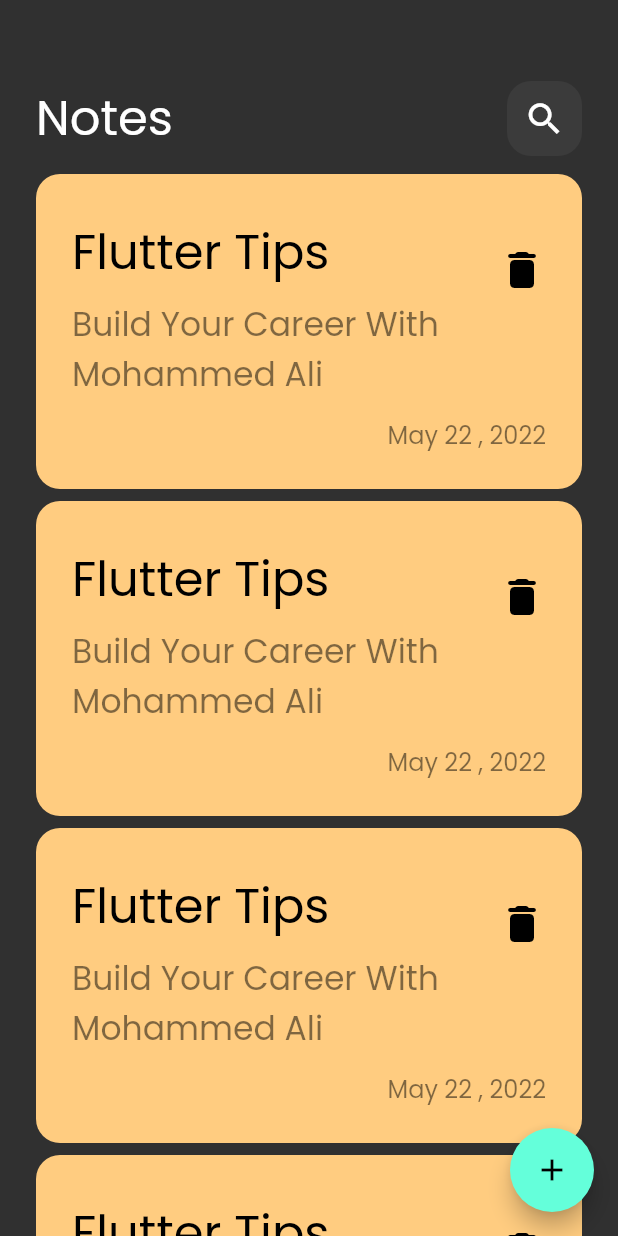
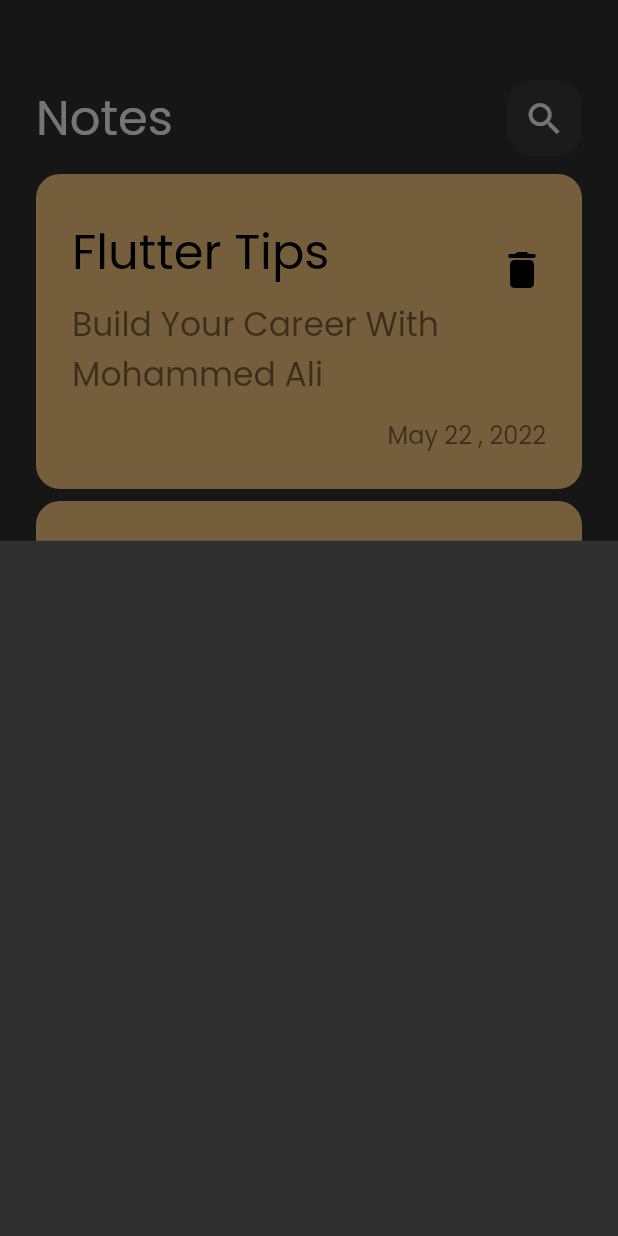
Before and after one commit to mohammedali882001/note_app, a Flutter app: the screen it shows after launch, after a tap on the "add" icon, on a phone screen of 412 x 824 dp. Run offline on Flutter 3.47's test engine with Material 2 defaults, Android fonts, the phone set to English and light mode, and no system bars.

Commit message:
CustomAddNoteBottomSheet

```diff
--- a/lib/views/notes_view.dart
+++ b/lib/views/notes_view.dart
@@ -2,6 +2,7 @@ import 'package:flutter/material.dart';
 import 'package:flutter/src/widgets/framework.dart';
 import 'package:flutter/src/widgets/placeholder.dart';
 
+import '../widgets/custom_add_note_bottom_sheet.dart';
 import '../widgets/custom_notes_item.dart';
 import '../widgets/custom_notes_listview.dart';
 import '../widgets/custom_view_body.dart';
@@ -15,7 +16,12 @@ class NotesView extends StatelessWidget {
       floatingActionButton: FloatingActionButton(
           onPressed: () {},
           child: IconButton(
-            onPressed: () {},
+            onPressed: () {
+              showModalBottomSheet(
+                context: context,
+                builder: (context) => const CustomAddNoteBottomSheet(),
+              );
+            },
             icon: const Icon(Icons.add),
           )),
       body: Padding(
--- /dev/null
+++ b/lib/widgets/custom_add_note_bottom_sheet.dart
@@ -0,0 +1,10 @@
+import 'package:flutter/material.dart';
+
+class CustomAddNoteBottomSheet extends StatelessWidget {
+  const CustomAddNoteBottomSheet({super.key});
+
+  @override
+  Widget build(BuildContext context) {
+    return Container();
+  }
+}
--- a/lib/widgets/custom_app_bar_icon.dart
+++ b/lib/widgets/custom_app_bar_icon.dart
@@ -5,7 +5,9 @@ class CustomAppBarIcon extends StatelessWidget {
 
   @override
   Widget build(BuildContext context) {
-    return Container(
+    return GestureDetector(
+      onTap: () {},
+      child: Container(
         height: 50,
         width: 50,
         decoration: BoxDecoration(
@@ -16,6 +18,7 @@ class CustomAppBarIcon extends StatelessWidget {
           Icons.search,
           size: 28,
         ),
+      ),
     );
   }
 }
--- a/lib/widgets/custom_notes_listview.dart
+++ b/lib/widgets/custom_notes_listview.dart
@@ -8,8 +8,9 @@ class CustomNotesListView extends StatelessWidget {
   @override
   Widget build(BuildContext context) {
     return Padding(
-      padding: const EdgeInsets.only(top: 8),
+      padding: const EdgeInsets.symmetric(vertical: 8),
       child: ListView.builder(
+        padding: const EdgeInsets.all(0),
         itemBuilder: (context, index) {
           return const Padding(
             padding: EdgeInsets.symmetric(vertical: 4),
```
Lines whose indentation alone changed are shown as unchanged.
